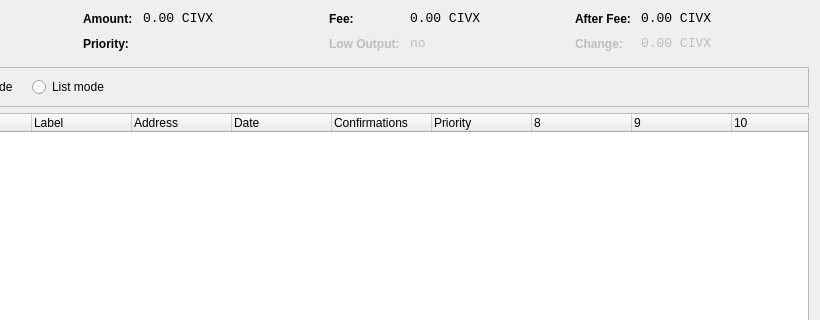
This is src/qt/forms/coincontroldialog.ui in exoeconomy/EXOS-Qt as Qt 5 draws it before an edit; both pictures show x 180 to 1000 and y 0 to 320 of the 1000 by 500 pixel window. The edited form follows.
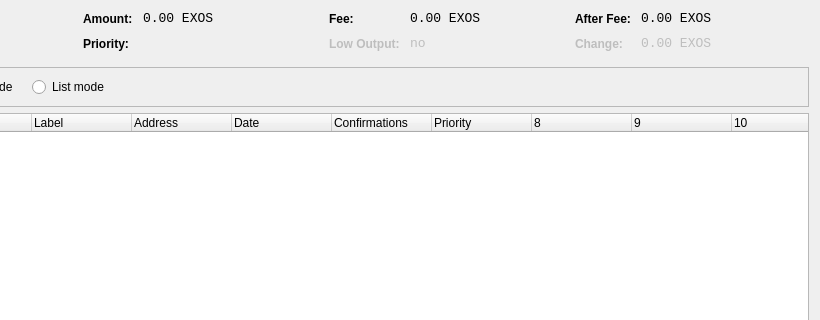
This is the edited form. Custom widgets are drawn as their Qt base class.

Diff of the .ui file:
```diff
--- a/src/qt/forms/coincontroldialog.ui
+++ b/src/qt/forms/coincontroldialog.ui
@@ -141,7 +141,7 @@
           <enum>Qt::ActionsContextMenu</enum>
          </property>
          <property name="text">
-          <string notr="true">0.00 CIVX</string>
+          <string notr="true">0.00 EXOS</string>
          </property>
          <property name="textInteractionFlags">
           <set>Qt::LinksAccessibleByMouse|Qt::TextSelectableByKeyboard|Qt::TextSelectableByMouse</set>
@@ -221,7 +221,7 @@
           <enum>Qt::ActionsContextMenu</enum>
          </property>
          <property name="text">
-          <string notr="true">0.00 CIVX</string>
+          <string notr="true">0.00 EXOS</string>
          </property>
          <property name="textInteractionFlags">
           <set>Qt::LinksAccessibleByMouse|Qt::TextSelectableByKeyboard|Qt::TextSelectableByMouse</set>
@@ -307,7 +307,7 @@
           <enum>Qt::ActionsContextMenu</enum>
          </property>
          <property name="text">
-          <string notr="true">0.00 CIVX</string>
+          <string notr="true">0.00 EXOS</string>
          </property>
          <property name="textInteractionFlags">
           <set>Qt::LinksAccessibleByMouse|Qt::TextSelectableByKeyboard|Qt::TextSelectableByMouse</set>
@@ -345,7 +345,7 @@
           <enum>Qt::ActionsContextMenu</enum>
          </property>
          <property name="text">
-          <string notr="true">0.00 CIVX</string>
+          <string notr="true">0.00 EXOS</string>
          </property>
          <property name="textInteractionFlags">
           <set>Qt::LinksAccessibleByMouse|Qt::TextSelectableByKeyboard|Qt::TextSelectableByMouse</set>
```
